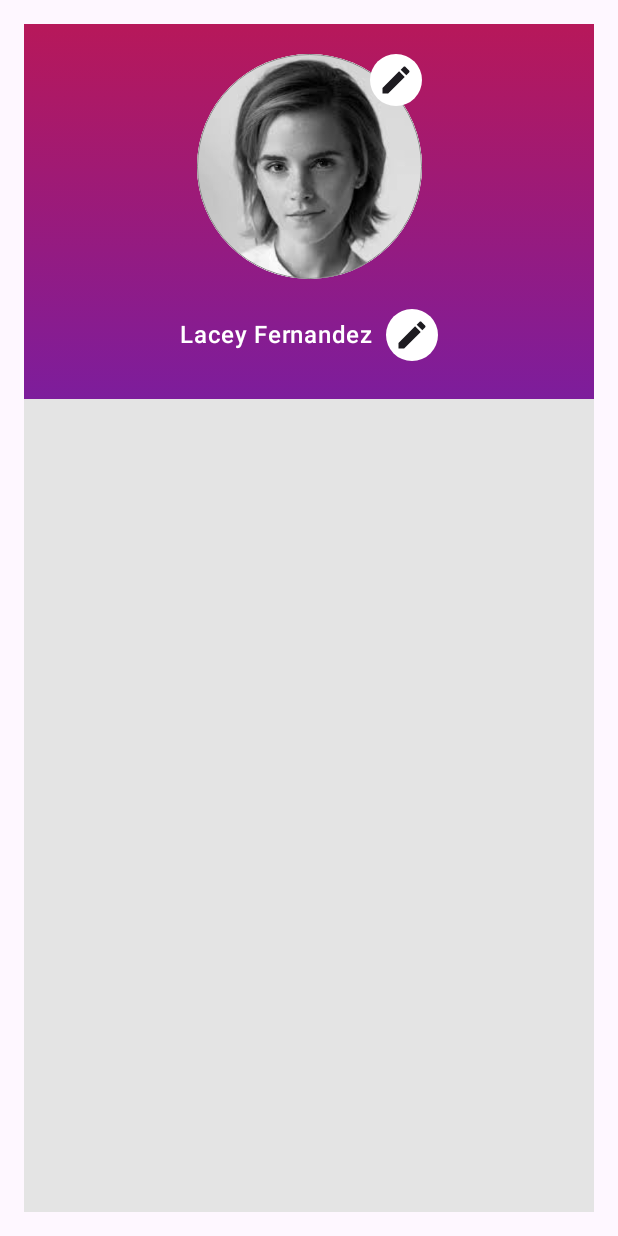
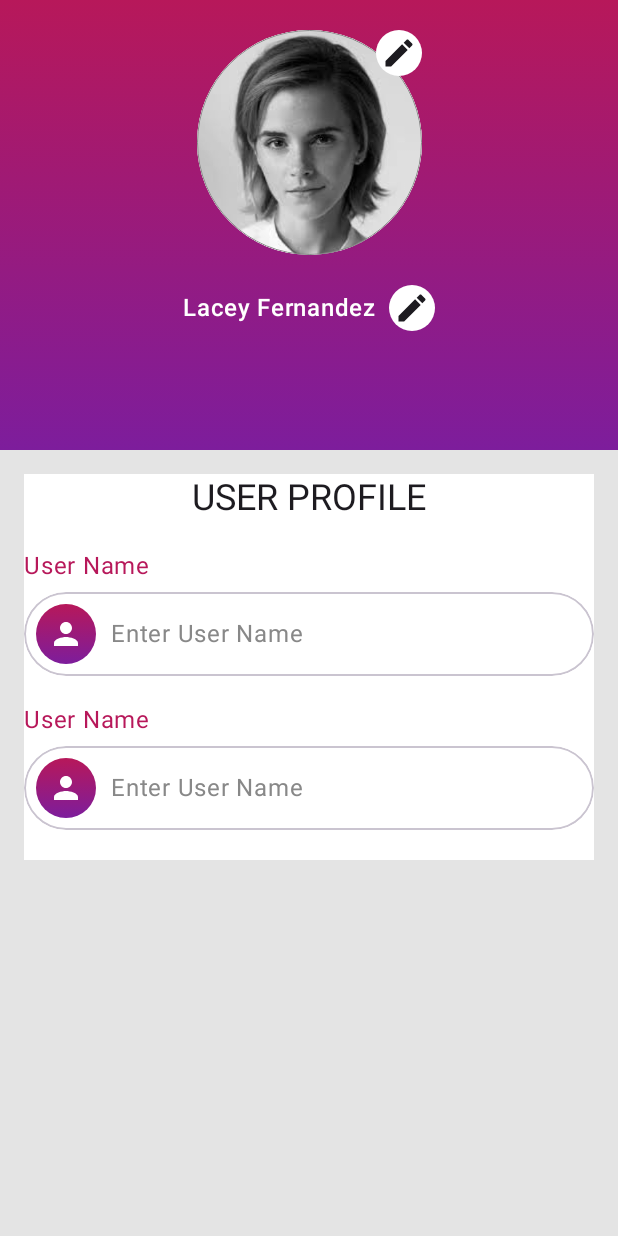
Before and after one commit to SenghaniMaulik/NeoSoftComposeDesignDemo, an Android app built with Jetpack Compose: the screen it shows after launch (MainActivity), on a phone screen of 412 x 824 dp. Run offline under Robolectric (Android 15) with nearby library versions, the phone set to English and light mode, and no system bars.

Commit message:
working on user profile content

```diff
--- a/app/src/main/java/com/example/neosoft/MainActivity.kt
+++ b/app/src/main/java/com/example/neosoft/MainActivity.kt
@@ -6,11 +6,10 @@ import androidx.activity.compose.setContent
 import androidx.compose.foundation.layout.fillMaxSize
 import androidx.compose.material3.MaterialTheme
 import androidx.compose.material3.Surface
-import androidx.compose.material3.Text
 import androidx.compose.runtime.Composable
 import androidx.compose.ui.Modifier
 import androidx.compose.ui.tooling.preview.Preview
-import com.example.neosoft.ui.presentation.screen.RegisterScreen
+import com.example.neosoft.ui.presentation.screen.profile.ProfileScreen
 import com.example.neosoft.ui.theme.NeoSoftTheme
 
 class MainActivity : ComponentActivity() {
@@ -23,7 +22,7 @@ class MainActivity : ComponentActivity() {
                     modifier = Modifier.fillMaxSize(),
                     color = MaterialTheme.colorScheme.background
                 ) {
-                   RegisterScreen()
+                   ProfileScreen()
                 }
             }
         }
@@ -36,6 +35,6 @@ class MainActivity : ComponentActivity() {
 @Composable
 fun GreetingPreview() {
     NeoSoftTheme {
-        RegisterScreen()
+        ProfileScreen()
     }
 }
--- /dev/null
+++ b/app/src/main/java/com/example/neosoft/ui/presentation/components/EditIconComponent.kt
@@ -0,0 +1,35 @@
+package com.example.neosoft.ui.presentation.components
+
+import androidx.compose.foundation.background
+import androidx.compose.foundation.clickable
+import androidx.compose.foundation.layout.Box
+import androidx.compose.foundation.layout.padding
+import androidx.compose.foundation.shape.CircleShape
+import androidx.compose.material.icons.Icons
+import androidx.compose.material.icons.filled.Edit
+import androidx.compose.material3.Icon
+import androidx.compose.runtime.Composable
+import androidx.compose.ui.Modifier
+import androidx.compose.ui.draw.clip
+import androidx.compose.ui.graphics.Color
+import androidx.compose.ui.unit.dp
+
+@Composable
+fun EditIcon(
+) {
+    Box(
+        modifier = Modifier
+            .clickable { }
+            .clip(CircleShape)
+            .background(Color.White)
+    )
+    {
+        Icon(
+            imageVector = Icons.Default.Edit,
+            contentDescription = "Edit",
+            modifier = Modifier.padding(3.dp)
+        )
+
+
+    }
+}
--- /dev/null
+++ b/app/src/main/java/com/example/neosoft/ui/presentation/components/ProfileTextFieldComponent.kt
@@ -0,0 +1,113 @@
+package com.example.neosoft.ui.presentation.components
+
+import androidx.compose.foundation.background
+import androidx.compose.foundation.border
+import androidx.compose.foundation.layout.Box
+import androidx.compose.foundation.layout.Column
+import androidx.compose.foundation.layout.Row
+import androidx.compose.foundation.layout.Spacer
+import androidx.compose.foundation.layout.fillMaxWidth
+import androidx.compose.foundation.layout.height
+import androidx.compose.foundation.layout.padding
+import androidx.compose.foundation.layout.width
+import androidx.compose.foundation.shape.CircleShape
+import androidx.compose.foundation.shape.RoundedCornerShape
+import androidx.compose.foundation.text.BasicTextField
+import androidx.compose.foundation.text.KeyboardOptions
+import androidx.compose.material.icons.Icons
+import androidx.compose.material.icons.filled.Person
+import androidx.compose.material3.ButtonDefaults
+import androidx.compose.material3.Icon
+import androidx.compose.material3.MaterialTheme
+import androidx.compose.material3.Text
+import androidx.compose.runtime.Composable
+import androidx.compose.ui.Alignment
+import androidx.compose.ui.Modifier
+import androidx.compose.ui.draw.clip
+import androidx.compose.ui.graphics.Color
+import androidx.compose.ui.graphics.vector.ImageVector
+import androidx.compose.ui.text.input.ImeAction
+import androidx.compose.ui.tooling.preview.Preview
+import androidx.compose.ui.unit.dp
+import com.example.neosoft.ui.theme.linearGradient
+import com.example.neosoft.ui.theme.register_pink
+
+@Composable
+fun ProfileTextField(
+    label: String,
+    hint: String,
+    value: String,
+    imageVector: ImageVector = Icons.Default.Person,
+    keyboardOptions: KeyboardOptions = KeyboardOptions(
+        imeAction = ImeAction.Next,
+    ),
+    onValueChange: (String) -> Unit
+) {
+    Column(modifier = Modifier.fillMaxWidth()) {
+        Text(
+            text = label,
+            style = MaterialTheme.typography.bodyLarge.copy(color = register_pink)
+        )
+        Spacer(modifier = Modifier.height(8.dp))
+        Box(
+            Modifier
+                .fillMaxWidth()
+                .clip(RoundedCornerShape(30.dp))
+                .background(Color.White)
+                .border(
+                    border = ButtonDefaults.outlinedButtonBorder,
+                    shape = RoundedCornerShape(30.dp)
+                )
+                .padding(8.dp)
+        ) {
+            Row(verticalAlignment = Alignment.CenterVertically) {
+                Box(
+                    modifier = Modifier
+                        .clip(CircleShape)
+                        .background(linearGradient)
+                        .padding(8.dp)
+                )
+                {
+                    Icon(
+                        imageVector = imageVector,
+                        contentDescription = null,
+                        tint = Color.White
+                    )
+                }
+
+                Spacer(modifier = Modifier.width(10.dp))
+                BasicTextField(
+                    modifier = Modifier.fillMaxWidth(),
+                    value = value,
+                    keyboardOptions = keyboardOptions,
+                    decorationBox = { innerTextField ->
+                        Row(
+                            Modifier
+                                .fillMaxWidth()
+                        ) {
+
+                            if (value.isEmpty()) {
+                                Text(
+                                    hint,
+                                    color = Color.Gray,
+                                    style = MaterialTheme.typography.bodyLarge
+                                )
+                            }
+                        }
+                        // <-- Add this
+                        innerTextField()
+                    },
+                    onValueChange = onValueChange,
+                )
+            }
+        }
+        Spacer(modifier = Modifier.height(20.dp))
+    }
+}
+
+
+@Preview
+@Composable
+fun ProfileTextFieldPrev() {
+    ProfileTextField(label = "User Name", hint = "Enter user Name", "", onValueChange = {})
+}
--- /dev/null
+++ b/app/src/main/java/com/example/neosoft/ui/presentation/screen/profile/ProfileContent.kt
@@ -0,0 +1,56 @@
+package com.example.neosoft.ui.presentation.screen.profile
+
+import androidx.compose.foundation.background
+import androidx.compose.foundation.layout.Box
+import androidx.compose.foundation.layout.Column
+import androidx.compose.foundation.layout.Spacer
+import androidx.compose.foundation.layout.fillMaxWidth
+import androidx.compose.foundation.layout.height
+import androidx.compose.foundation.layout.padding
+import androidx.compose.material3.Card
+import androidx.compose.material3.CardElevation
+import androidx.compose.material3.MaterialTheme
+import androidx.compose.material3.Text
+import androidx.compose.runtime.Composable
+import androidx.compose.ui.Modifier
+import androidx.compose.ui.graphics.Color
+import androidx.compose.ui.text.style.TextAlign
+import androidx.compose.ui.tooling.preview.Preview
+import androidx.compose.ui.unit.dp
+import com.example.neosoft.ui.presentation.components.ProfileTextField
+import com.example.neosoft.ui.theme.register_pink
+
+@Composable
+fun ProfileContent(viewModel: ProfileScreenViewModel) {
+    Box(modifier = Modifier.padding(16.dp).background(Color.White)) {
+        Column(modifier = Modifier.fillMaxWidth()) {
+            Text(
+                modifier = Modifier.fillMaxWidth(),
+                text = "USER PROFILE",
+
+                style = MaterialTheme.typography.headlineSmall,
+                textAlign = TextAlign.Center
+            )
+            Spacer(modifier = Modifier.height(20.dp))
+            ProfileTextField(
+                label = "User Name",
+                hint = "Enter User Name",
+                value = viewModel.textFieldUserName,
+                onValueChange = { viewModel.textFieldUserName = it }
+            )
+            ProfileTextField(
+                label = "User Name",
+                hint = "Enter User Name",
+                value = viewModel.textFieldUserName,
+                onValueChange = { viewModel.textFieldUserName = it }
+            )
+        }
+    }
+}
+
+
+@Preview
+@Composable
+fun ProfileContentPr() {
+    ProfileContent(ProfileScreenViewModel())
+}
--- a/app/src/main/java/com/example/neosoft/ui/presentation/screen/RegisterHeader.kt
+++ b/app/src/main/java/com/example/neosoft/ui/presentation/screen/profile/ProfileHeader.kt
@@ -1,54 +1,43 @@
-package com.example.neosoft.ui.presentation.screen
+package com.example.neosoft.ui.presentation.screen.profile
 
 import androidx.compose.foundation.Image
 import androidx.compose.foundation.background
 import androidx.compose.foundation.border
-import androidx.compose.foundation.clickable
 import androidx.compose.foundation.layout.Arrangement
 import androidx.compose.foundation.layout.Box
 import androidx.compose.foundation.layout.Column
 import androidx.compose.foundation.layout.Row
 import androidx.compose.foundation.layout.Spacer
-import androidx.compose.foundation.layout.fillMaxSize
 import androidx.compose.foundation.layout.fillMaxWidth
 import androidx.compose.foundation.layout.height
-import androidx.compose.foundation.layout.padding
 import androidx.compose.foundation.layout.size
 import androidx.compose.foundation.layout.width
 import androidx.compose.foundation.layout.wrapContentSize
 import androidx.compose.foundation.shape.CircleShape
-import androidx.compose.foundation.shape.RoundedCornerShape
-import androidx.compose.material.icons.Icons
-import androidx.compose.material.icons.filled.Edit
-import androidx.compose.material3.Icon
 import androidx.compose.material3.Text
 import androidx.compose.runtime.Composable
 import androidx.compose.ui.Alignment
 import androidx.compose.ui.Modifier
 import androidx.compose.ui.draw.clip
-import androidx.compose.ui.graphics.Brush
 import androidx.compose.ui.graphics.Color
-import androidx.compose.ui.graphics.RectangleShape
 import androidx.compose.ui.layout.ContentScale
 import androidx.compose.ui.res.painterResource
 import androidx.compose.ui.text.font.FontWeight
 import androidx.compose.ui.tooling.preview.Preview
 import androidx.compose.ui.unit.dp
 import com.example.neosoft.R
-import com.example.neosoft.ui.theme.register_magento
-import com.example.neosoft.ui.theme.register_pink
+import com.example.neosoft.ui.presentation.components.EditIcon
+import com.example.neosoft.ui.theme.linearGradient
 
 @Composable
-fun RegisterHeader() {
-    val linear = Brush.verticalGradient(listOf(register_pink, register_magento))
+fun ProfileHeader() {
+
     Box(
         modifier = Modifier
-            .background(linear)
-            .height(250.dp)
+            .background(linearGradient)
+            .height(300.dp)
             .fillMaxWidth()
     ) {
-
-//        val gradientGreenRed = Brush.horizontalGradient(0f to colorGreen, 1000f to colorRed)
 
         Column(horizontalAlignment = Alignment.CenterHorizontally) {
             Spacer(modifier = Modifier.height(20.dp))
@@ -86,28 +75,9 @@ fun RegisterHeader() {
     }
 }
 
-@Composable
-fun EditIcon(
-) {
-    Box(
-        modifier = Modifier
-            .clickable { }
-            .clip(CircleShape)
-            .background(Color.White)
-    )
-    {
-        Icon(
-            imageVector = Icons.Default.Edit,
-            contentDescription = "Edit",
-            modifier = Modifier.padding(5.dp)
-        )
-
-
-    }
-}
 
 @Preview
 @Composable
-fun RegisterHeaderHeader() {
-    RegisterHeader()
+fun ProfileHeaderPreview() {
+    ProfileHeader()
 }
--- a/app/src/main/java/com/example/neosoft/ui/presentation/screen/RegisterScreen.kt
+++ b/app/src/main/java/com/example/neosoft/ui/presentation/screen/profile/ProfileScreen.kt
@@ -1,24 +1,26 @@
-package com.example.neosoft.ui.presentation.screen
+package com.example.neosoft.ui.presentation.screen.profile
 
 import androidx.compose.foundation.background
 import androidx.compose.foundation.layout.Box
 import androidx.compose.foundation.layout.Column
 import androidx.compose.foundation.layout.padding
-import androidx.compose.material3.ExperimentalMaterial3Api
 import androidx.compose.runtime.Composable
 import androidx.compose.ui.Modifier
 import androidx.compose.ui.tooling.preview.Preview
 import androidx.compose.ui.unit.dp
+import androidx.lifecycle.viewmodel.compose.viewModel
 import com.example.neosoft.ui.theme.register_bg
 
 @Composable
-fun RegisterScreen() {
+fun ProfileScreen() {
+    val profileScreenViewModel: ProfileScreenViewModel = viewModel()
     Box(
         Modifier
-            .padding(16.dp)
-            .background(register_bg)) {
-        Column {
-            RegisterHeader()
+            .background(register_bg)
+    ) {
+        Column() {
+            ProfileHeader()
+            ProfileContent(viewModel = profileScreenViewModel)
 
         }
     }
@@ -27,5 +29,5 @@ fun RegisterScreen() {
 @Preview
 @Composable
 fun RegisterScreenPreview() {
-    RegisterScreen()
+    ProfileScreen()
 }
--- /dev/null
+++ b/app/src/main/java/com/example/neosoft/ui/presentation/screen/profile/ProfileScreenViewModel.kt
@@ -0,0 +1,13 @@
+package com.example.neosoft.ui.presentation.screen.profile
+
+import androidx.compose.runtime.getValue
+import androidx.compose.runtime.mutableStateOf
+import androidx.compose.runtime.setValue
+import androidx.lifecycle.ViewModel
+
+class ProfileScreenViewModel : ViewModel() {
+    var textFieldUserName by mutableStateOf("")
+    var textFieldEmail by mutableStateOf("")
+    var textFieldMobile by mutableStateOf("")
+    var textFieldDate by mutableStateOf("")
+}
--- a/app/src/main/java/com/example/neosoft/ui/theme/Color.kt
+++ b/app/src/main/java/com/example/neosoft/ui/theme/Color.kt
@@ -1,5 +1,6 @@
 package com.example.neosoft.ui.theme
 
+import androidx.compose.ui.graphics.Brush
 import androidx.compose.ui.graphics.Color
 
 val Purple80 = Color(0xFFD0BCFF)
@@ -13,3 +14,5 @@ val Pink40 = Color(0xFF7D5260)
 val register_pink = Color(0xFFB7185A)
 val register_magento = Color(0xFF7D1D9C)
 val register_bg = Color(0xFFE4E4E4)
+
+val linearGradient = Brush.verticalGradient(listOf(register_pink, register_magento))
```
Also changed, not shown: app/build.gradle (+8 -3 lines).
